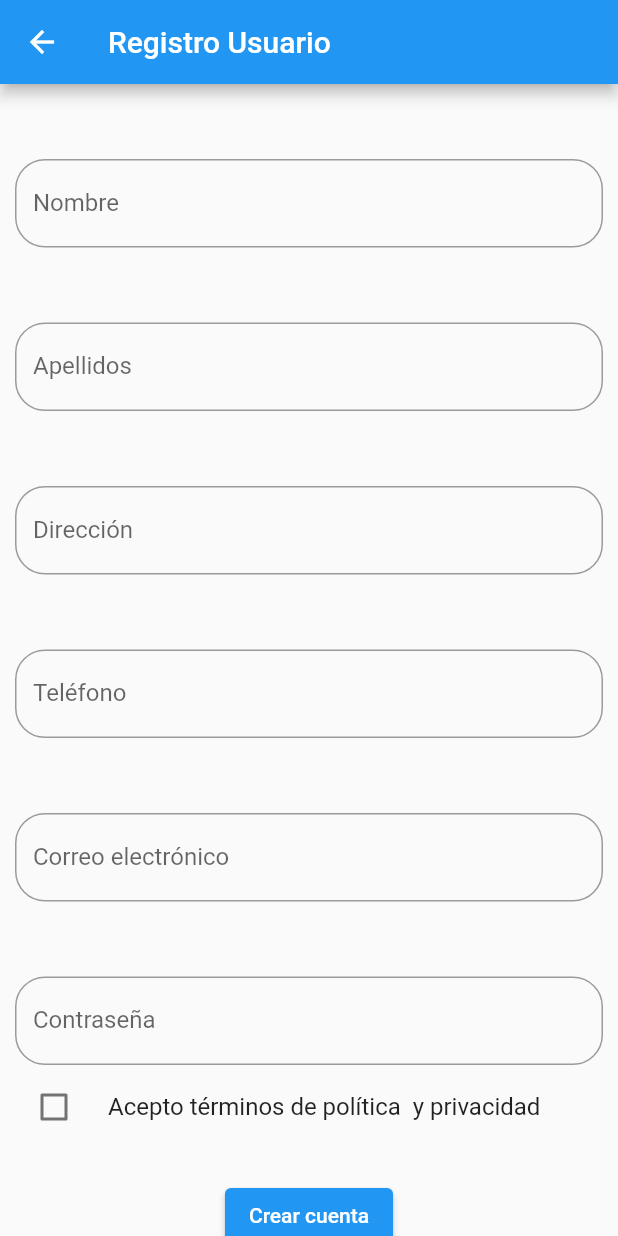
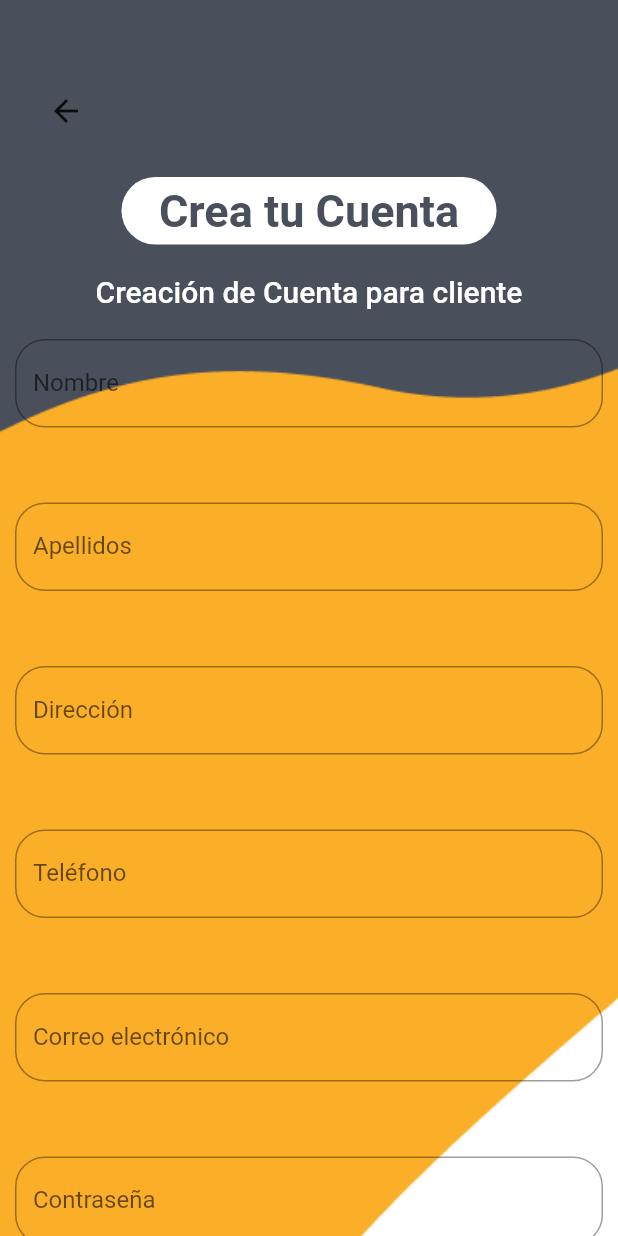
Before and after one commit to EQuinteros11/ECO_MARKET, a Flutter app: the RegistroCliente screen opened directly, on a phone screen of 412 x 824 dp. Run offline on Flutter 3.47's test engine with Material 2 defaults, Android fonts, the phone set to English and light mode, and no system bars; project files that could hold a hidden picture were left out.

Commit message:
Mas avanzado

```diff
--- a/lib/creacion_cuenta_cliente.dart
+++ b/lib/creacion_cuenta_cliente.dart
@@ -21,14 +21,96 @@ class RegistroApp extends State<RegistroCliente> {
               fit: BoxFit.cover
           )
       ),
+
+      // Fondo de Pantalla
+      child: Container(
+        decoration: const BoxDecoration(
+            image: DecorationImage(
+                image: AssetImage("assets/img/creacionCuentaCliente.png"),
+                fit: BoxFit.cover
+            )
+        ),
+
+        // Contenido
         child: Scaffold(
-        appBar: AppBar(
-          title: Text('Registro Usuario'),
-        ),
+          backgroundColor: Colors.transparent,
           body: SingleChildScrollView(
             child: Column(
               children: [
-              Padding(padding: EdgeInsets.only(left: 10,top: 50,right: 10),
+                Container(
+                  margin: const EdgeInsets.only(top: 50),
+                  padding: const EdgeInsets.only(left: 20, right: 20),
+                  child: Column(
+                    children: [
+                      Row(
+                        children: <Widget> [
+                          IconButton(
+                            onPressed: (){
+                              Navigator.pop(context);
+                            },
+                            style: TextButton.styleFrom(
+                                padding: const EdgeInsets.all(10),
+                                backgroundColor: const Color.fromRGBO(255, 255, 255, 1.0)
+                            ),
+                            icon: const Icon(Icons.arrow_back),
+                            tooltip: "Regresar",
+                          ),
+
+                          // Espacio entre elementos
+
+                        ],
+                      ),
+                      // Banner de CREAR CUENTA
+                      Row(
+                        mainAxisAlignment: MainAxisAlignment.center,
+                        children: <Widget>[
+                          Container(
+                            margin: const EdgeInsets.only(top: 20),
+                            padding: const EdgeInsets.only(top: 5, bottom: 5, left: 25, right: 25),
+                            decoration: const BoxDecoration(
+                              borderRadius: BorderRadius.all(Radius.circular(30)),
+                              color: Color.fromRGBO(255, 255, 255, 1.0),
+                            ),
+                            child: const Stack(
+                              children: <Widget>[
+
+                                Text("Crea tu Cuenta",
+                                  style: TextStyle(
+                                      fontSize: 30,
+                                      color: Color.fromRGBO(73, 80, 91, 1.0),
+                                      fontWeight: FontWeight.w600
+                                  ),)
+                              ],
+                            ),
+                          )
+                        ],
+                      ),
+
+                      // Texto de Creacion de Cuenta
+                      Column(
+                        mainAxisAlignment: MainAxisAlignment.center,
+                        children: <Widget>[
+                          Container(
+                            margin: const EdgeInsets.only(top: 20),
+                            // FORMULARIO
+                            child: const Stack(
+                              children: <Widget>[
+                                Text("Creación de Cuenta para cliente",
+                                  style: TextStyle(
+                                    color: Color.fromRGBO(255, 255, 255, 1.0),
+                                    fontSize: 20,
+                                    fontWeight: FontWeight.w500,
+                                  ),
+                                  textAlign: TextAlign.center,),
+                              ],
+                            ),
+                          )
+                        ],
+                      ),
+                    ],
+                  ),
+                ),
+                Padding(padding: EdgeInsets.only(left: 10,top: 20,right: 10),
                   child: TextField(
                     controller: usuario,
                     decoration: InputDecoration(
@@ -111,6 +193,7 @@ class RegistroApp extends State<RegistroCliente> {
             ),
           ),
         ),
+      ),
     );
 
   }
--- a/lib/seleccion_creacion_tipo_cuenta.dart
+++ b/lib/seleccion_creacion_tipo_cuenta.dart
@@ -53,6 +53,7 @@ class _Creacion_CuentaState extends State<Creacion_Cuenta> {
                     children: <Widget>[
                       Container(
                         margin: const EdgeInsets.only(top: 20),
+                        padding: const EdgeInsets.only(top: 5, bottom: 5, left: 25, right: 25),
                         decoration: const BoxDecoration(
                           borderRadius: BorderRadius.all(Radius.circular(30)),
                           color: Color.fromRGBO(255, 255, 255, 1.0),
@@ -60,7 +61,7 @@ class _Creacion_CuentaState extends State<Creacion_Cuenta> {
                         child: const Stack(
                           children: <Widget>[
 
-                            Text("  Tipo de Cuenta  ",
+                            Text("Tipo de Cuenta",
                               style: TextStyle(
                                   fontSize: 30,
                                   color: Color.fromRGBO(73, 80, 91, 1.0),
--- a/lib/vista_principal.dart
+++ b/lib/vista_principal.dart
@@ -86,8 +86,10 @@ class _pruebaState extends State<VistaPrincipal> {
                             MaterialPageRoute(builder: (context) => const MyAppForm()),
                           );
                         },
+
                         style: TextButton.styleFrom(
                           padding: const EdgeInsets.only( top: 10, bottom: 10, left: 75, right: 75 ),
+                          backgroundColor: Color.fromRGBO(224, 225, 221, 1.0),
                         ),
                         child: const Text("Iniciar Sesión",
                           style: TextStyle(
```
Lines whose indentation alone changed are shown as unchanged.
